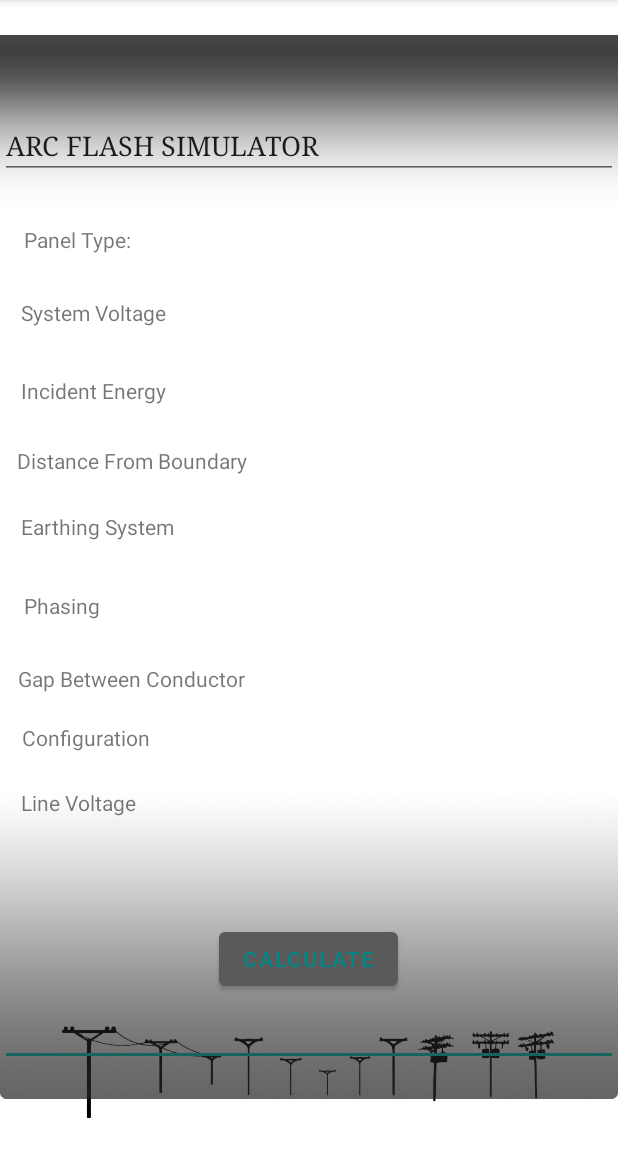
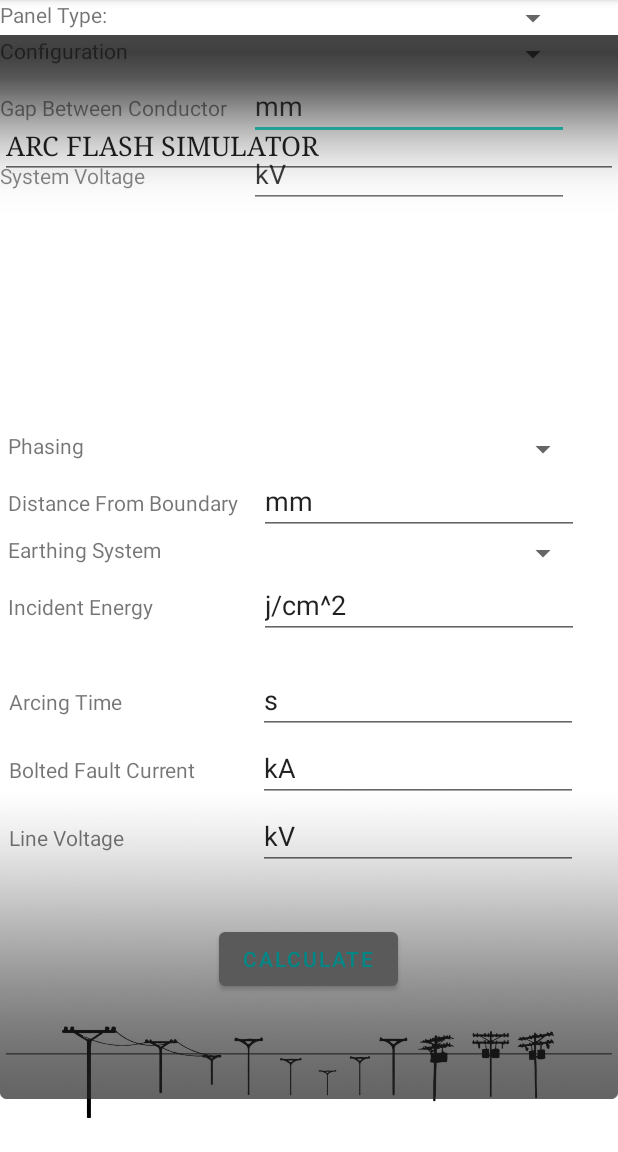
Before and after one commit to javierantonio/EE-Simulator, an Android app: the Pag_16 screen opened directly, with no data from a screen before it, on a phone screen of 412 x 824 dp, the part 84-1236 px from its top. Run offline under Robolectric (Android 15) with nearby library versions, the light colour scheme and no system bars.

Commit message:
Lunch ta

```diff
--- a/app/src/main/res/layout/pag_16.xml
+++ b/app/src/main/res/layout/pag_16.xml
@@ -5,119 +5,246 @@
     android:layout_width="match_parent"
     android:layout_height="match_parent">
 
+    <TableLayout
+        android:layout_width="404dp"
+        android:layout_height="176dp"
+        tools:layout_editor_absoluteX="6dp"
+        tools:layout_editor_absoluteY="127dp">
+
+        <TableRow
+            android:layout_width="match_parent"
+            android:layout_height="match_parent">
+
+            <TextView
+                android:id="@+id/textView"
+                android:layout_width="166dp"
+                android:layout_height="wrap_content"
+                android:text="Panel Type:" />
+
+            <Spinner
+                android:id="@+id/spinner"
+                android:layout_width="match_parent"
+                android:layout_height="wrap_content" />
+
+        </TableRow>
+
+        <TableRow
+            android:layout_width="match_parent"
+            android:layout_height="match_parent">
+
+            <TextView
+                android:id="@+id/textView13"
+                android:layout_width="wrap_content"
+                android:layout_height="wrap_content"
+                android:text="Configuration" />
+
+            <Spinner
+                android:id="@+id/spinner2"
+                android:layout_width="match_parent"
+                android:layout_height="wrap_content" />
+
+        </TableRow>
+
+        <TableRow
+            android:layout_width="match_parent"
+            android:layout_height="match_parent">
+
+            <TextView
+                android:id="@+id/textView14"
+                android:layout_width="wrap_content"
+                android:layout_height="wrap_content"
+                android:text="Gap Between Conductor" />
+
+            <EditText
+                android:id="@+id/editTextTextPersonName57"
+                android:layout_width="wrap_content"
+                android:layout_height="wrap_content"
+                android:ems="10"
+                android:inputType="textPersonName"
+                android:text="mm" />
+
+        </TableRow>
+
+        <TableRow
+            android:layout_width="match_parent"
+            android:layout_height="match_parent">
+
+            <TextView
+                android:id="@+id/textView12"
+                android:layout_width="wrap_content"
+                android:layout_height="wrap_content"
+                android:text="System Voltage" />
+
+            <EditText
+                android:id="@+id/editTextTextPersonName58"
+                android:layout_width="wrap_content"
+                android:layout_height="wrap_content"
+                android:ems="10"
+                android:inputType="textPersonName"
+                android:text="kV" />
+
+        </TableRow>
+    </TableLayout>
+
+    <TableLayout
+        android:layout_width="400dp"
+        android:layout_height="193dp"
+        app:layout_constraintBottom_toBottomOf="parent"
+        app:layout_constraintEnd_toEndOf="parent"
+        app:layout_constraintHorizontal_bias="0.454"
+        app:layout_constraintStart_toStartOf="parent"
+        app:layout_constraintTop_toTopOf="parent">
+
+        <TableRow
+            android:layout_width="match_parent"
+            android:layout_height="match_parent">
+
+            <TextView
+                android:id="@+id/textView15"
+                android:layout_width="167dp"
+                android:layout_height="wrap_content"
+                android:text="Phasing" />
+
+            <Spinner
+                android:id="@+id/spinner5"
+                android:layout_width="match_parent"
+                android:layout_height="wrap_content" />
+
+        </TableRow>
+
+        <TableRow
+            android:layout_width="match_parent"
+            android:layout_height="match_parent">
+
+            <TextView
+                android:id="@+id/textView17"
+                android:layout_width="wrap_content"
+                android:layout_height="wrap_content"
+                android:text="Distance From Boundary" />
+
+            <EditText
+                android:id="@+id/editTextTextPersonName63"
+                android:layout_width="wrap_content"
+                android:layout_height="wrap_content"
+                android:ems="10"
+                android:inputType="textPersonName"
+                android:text="mm" />
+        </TableRow>
+
+        <TableRow
+            android:layout_width="match_parent"
+            android:layout_height="match_parent">
+
+            <TextView
+                android:id="@+id/textView16"
+                android:layout_width="wrap_content"
+                android:layout_height="wrap_content"
+                android:text="Earthing System" />
+
+            <Spinner
+                android:id="@+id/spinner6"
+                android:layout_width="match_parent"
+                android:layout_height="wrap_content" />
+
+        </TableRow>
+
+        <TableRow
+            android:layout_width="match_parent"
+            android:layout_height="match_parent">
+
+            <TextView
+                android:id="@+id/textView18"
+                android:layout_width="wrap_content"
+                android:layout_height="wrap_content"
+                android:text="Incident Energy" />
+
+            <EditText
+                android:id="@+id/editTextTextPersonName65"
+                android:layout_width="wrap_content"
+                android:layout_height="wrap_content"
+                android:ems="10"
+                android:inputType="textPersonName"
+                android:text="j/cm^2" />
+        </TableRow>
+    </TableLayout>
+
+    <TableLayout
+        android:layout_width="395dp"
+        android:layout_height="229dp"
+        app:layout_constraintBottom_toBottomOf="parent"
+        app:layout_constraintEnd_toEndOf="parent"
+        app:layout_constraintHorizontal_bias="0.375"
+        app:layout_constraintStart_toStartOf="parent"
+        app:layout_constraintTop_toTopOf="parent"
+        app:layout_constraintVertical_bias="0.824">
+
+        <TableRow
+            android:layout_width="match_parent"
+            android:layout_height="match_parent">
+
+            <TextView
+                android:id="@+id/textView35"
+                android:layout_width="166dp"
+                android:layout_height="wrap_content"
+                android:text="Arcing Time" />
+
+            <EditText
+                android:id="@+id/editTextTextPersonName66"
+                android:layout_width="wrap_content"
+                android:layout_height="wrap_content"
+                android:ems="10"
+                android:inputType="textPersonName"
+                android:text="s" />
+        </TableRow>
+
+        <TableRow
+            android:layout_width="match_parent"
+            android:layout_height="match_parent">
+
+            <TextView
+                android:id="@+id/textView34"
+                android:layout_width="wrap_content"
+                android:layout_height="wrap_content"
+                android:text="Bolted Fault Current" />
+
+            <EditText
+                android:id="@+id/editTextTextPersonName67"
+                android:layout_width="wrap_content"
+                android:layout_height="wrap_content"
+                android:ems="10"
+                android:inputType="textPersonName"
+                android:text="kA" />
+        </TableRow>
+
+        <TableRow
+            android:layout_width="match_parent"
+            android:layout_height="match_parent" >
+
+            <TextView
+                android:id="@+id/textView19"
+                android:layout_width="wrap_content"
+                android:layout_height="wrap_content"
+                android:text="Line Voltage" />
+
+            <EditText
+                android:id="@+id/editTextTextPersonName51"
+                android:layout_width="wrap_content"
+                android:layout_height="wrap_content"
+                android:ems="10"
+                android:inputType="textPersonName"
+                android:text="kV" />
+        </TableRow>
+
+        <TableRow
+            android:layout_width="match_parent"
+            android:layout_height="match_parent" />
+    </TableLayout>
+
     <androidx.constraintlayout.widget.ConstraintLayout
         android:layout_width="match_parent"
         android:layout_height="match_parent"
         tools:layout_editor_absoluteX="0dp"
         tools:layout_editor_absoluteY="103dp">
-
-        <TextView
-            android:id="@+id/textView4"
-            android:layout_width="wrap_content"
-            android:layout_height="wrap_content"
-            android:text="Panel Type:"
-            app:layout_constraintBottom_toBottomOf="parent"
-            app:layout_constraintEnd_toEndOf="parent"
-            app:layout_constraintHorizontal_bias="0.047"
-            app:layout_constraintStart_toStartOf="parent"
-            app:layout_constraintTop_toTopOf="parent"
-            app:layout_constraintVertical_bias="0.2" />
-
-        <TextView
-            android:id="@+id/textView5"
-            android:layout_width="wrap_content"
-            android:layout_height="wrap_content"
-            android:text="System Voltage"
-            app:layout_constraintBottom_toBottomOf="parent"
-            app:layout_constraintEnd_toEndOf="parent"
-            app:layout_constraintHorizontal_bias="0.045"
-            app:layout_constraintStart_toStartOf="parent"
-            app:layout_constraintTop_toTopOf="parent"
-            app:layout_constraintVertical_bias="0.265" />
-
-        <TextView
-            android:id="@+id/textView6"
-            android:layout_width="wrap_content"
-            android:layout_height="wrap_content"
-            android:text="Configuration"
-            app:layout_constraintBottom_toBottomOf="parent"
-            app:layout_constraintEnd_toEndOf="parent"
-            app:layout_constraintHorizontal_bias="0.045"
-            app:layout_constraintStart_toStartOf="parent"
-            app:layout_constraintTop_toTopOf="parent"
-            app:layout_constraintVertical_bias="0.644" />
-
-        <TextView
-            android:id="@+id/textView7"
-            android:layout_width="wrap_content"
-            android:layout_height="wrap_content"
-            android:text="Gap Between Conductor"
-            app:layout_constraintBottom_toBottomOf="parent"
-            app:layout_constraintEnd_toEndOf="parent"
-            app:layout_constraintHorizontal_bias="0.045"
-            app:layout_constraintStart_toStartOf="parent"
-            app:layout_constraintTop_toTopOf="parent"
-            app:layout_constraintVertical_bias="0.591" />
-
-        <TextView
-            android:id="@+id/textView8"
-            android:layout_width="wrap_content"
-            android:layout_height="wrap_content"
-            android:text="Phasing"
-            app:layout_constraintBottom_toBottomOf="parent"
-            app:layout_constraintEnd_toEndOf="parent"
-            app:layout_constraintHorizontal_bias="0.045"
-            app:layout_constraintStart_toStartOf="parent"
-            app:layout_constraintTop_toTopOf="parent"
-            app:layout_constraintVertical_bias="0.526" />
-
-        <TextView
-            android:id="@+id/textView19"
-            android:layout_width="wrap_content"
-            android:layout_height="wrap_content"
-            android:text="Line Voltage"
-            app:layout_constraintBottom_toBottomOf="parent"
-            app:layout_constraintEnd_toEndOf="parent"
-            app:layout_constraintHorizontal_bias="0.042"
-            app:layout_constraintStart_toStartOf="parent"
-            app:layout_constraintTop_toTopOf="parent"
-            app:layout_constraintVertical_bias="0.702" />
-
-        <TextView
-            android:id="@+id/textView9"
-            android:layout_width="wrap_content"
-            android:layout_height="wrap_content"
-            android:text="Earthing System"
-            app:layout_constraintBottom_toBottomOf="parent"
-            app:layout_constraintEnd_toEndOf="parent"
-            app:layout_constraintHorizontal_bias="0.045"
-            app:layout_constraintStart_toStartOf="parent"
-            app:layout_constraintTop_toTopOf="parent"
-            app:layout_constraintVertical_bias="0.456" />
-
-        <TextView
-            android:id="@+id/textView10"
-            android:layout_width="wrap_content"
-            android:layout_height="wrap_content"
-            android:text="Distance From Boundary"
-            app:layout_constraintBottom_toBottomOf="parent"
-            app:layout_constraintEnd_toEndOf="parent"
-            app:layout_constraintHorizontal_bias="0.045"
-            app:layout_constraintStart_toStartOf="parent"
-            app:layout_constraintTop_toTopOf="parent"
-            app:layout_constraintVertical_bias="0.397" />
-
-        <TextView
-            android:id="@+id/textView11"
-            android:layout_width="wrap_content"
-            android:layout_height="wrap_content"
-            android:text="Incident Energy"
-            app:layout_constraintBottom_toBottomOf="parent"
-            app:layout_constraintEnd_toEndOf="parent"
-            app:layout_constraintHorizontal_bias="0.045"
-            app:layout_constraintStart_toStartOf="parent"
-            app:layout_constraintTop_toTopOf="parent"
-            app:layout_constraintVertical_bias="0.335" />
 
         <ImageView
             android:id="@+id/imageView98"
```
Also changed, not shown: app/src/main/res/layout/pag_17.xml (+12 -14 lines), app/src/main/res/layout/pag_18.xml (+89 -43 lines).
